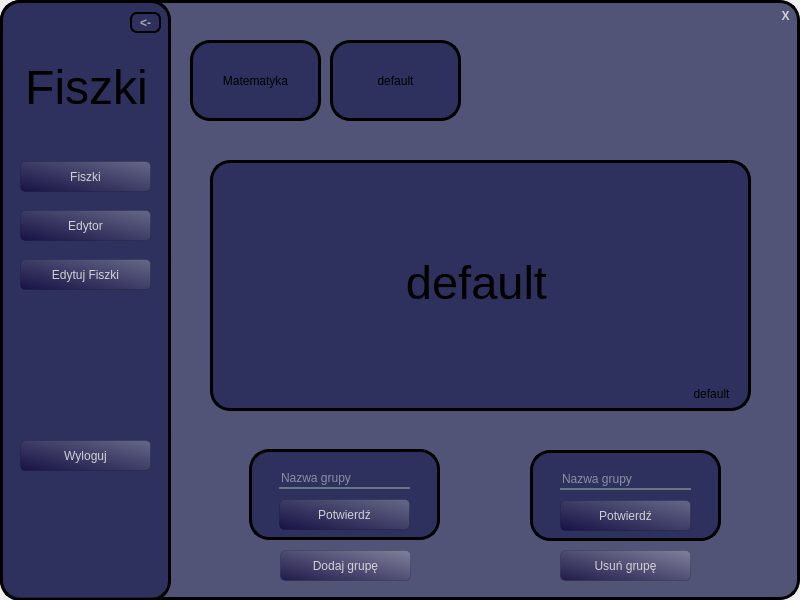
Above: app/flashcards_screen.ui from MateuszMiekicki/flashcards before the change. Below: the same form after it.
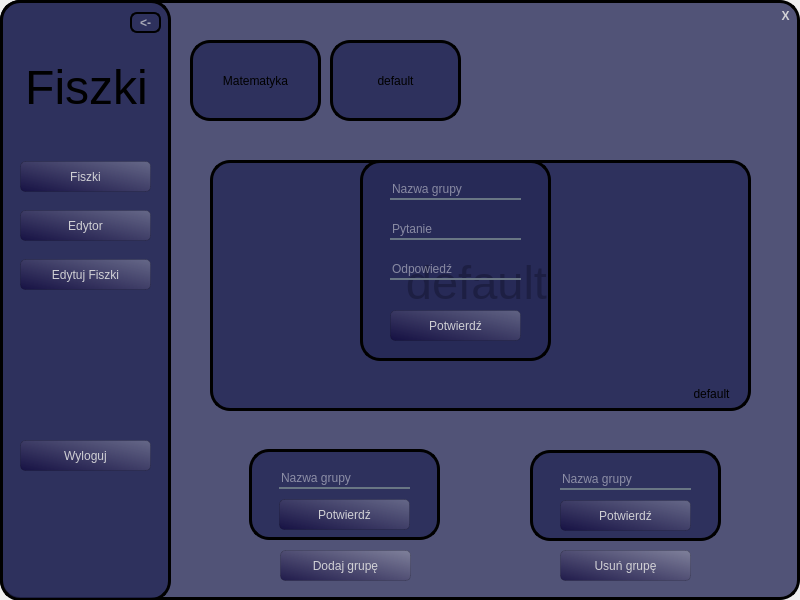
That is the form after the change. Icons and pictures are not drawn.

Diff of the .ui file:
```diff
--- a/app/flashcards_screen.ui
+++ b/app/flashcards_screen.ui
@@ -616,6 +616,126 @@
       </property>
      </widget>
     </widget>
+    <widget class="QWidget" name="addflash" native="true">
+     <property name="geometry">
+      <rect>
+       <x>360</x>
+       <y>160</y>
+       <width>191</width>
+       <height>201</height>
+      </rect>
+     </property>
+     <property name="styleSheet">
+      <string notr="true">QWidget#addflash{background-color:rgba(37, 39, 85, 200);
+border-radius: 20px;
+border:3px solid;}</string>
+     </property>
+     <widget class="QLineEdit" name="group_add">
+      <property name="geometry">
+       <rect>
+        <x>30</x>
+        <y>20</y>
+        <width>131</width>
+        <height>20</height>
+       </rect>
+      </property>
+      <property name="mouseTracking">
+       <bool>false</bool>
+      </property>
+      <property name="styleSheet">
+       <string notr="true">background-color: rgba(0, 0, 0, 0);
+border: none;
+border-bottom: 2px solid rgba(105,118, 132, 255);
+color: rgba(255,255,255,230);</string>
+      </property>
+      <property name="text">
+       <string/>
+      </property>
+      <property name="placeholderText">
+       <string>Nazwa grupy</string>
+      </property>
+     </widget>
+     <widget class="QPushButton" name="confirmbtn_4">
+      <property name="geometry">
+       <rect>
+        <x>30</x>
+        <y>150</y>
+        <width>131</width>
+        <height>31</height>
+       </rect>
+      </property>
+      <property name="styleSheet">
+       <string notr="true">QPushButton#confirmbtn_4{
+background-color: qlineargradient(spread:pad, x1:0.017, y1:0.937409, x2:1, y2:0, stop:0 rgba(17, 9, 61, 178), stop:1 rgba(255, 255, 255, 68));
+border-radius: 5px;
+color: rgba(226, 226, 226, 227);
+border: 1px solid rgba(0,0,0,0.15);
+}
+QPushButton#confirmbtn_4:hover{
+background-color: qlineargradient(spread:pad, x1:0.017, y1:0.937409, x2:1, y2:0, stop:0 rgba(17, 9, 61, 178), stop:0.295455 rgba(255, 255, 255, 68));
+color:white;
+}
+QPushButton#confirmbtn_4:pressed{
+padding-left:2px;
+padding-top:2px;
+background-color:rgb(100, 100, 132);
+}</string>
+      </property>
+      <property name="text">
+       <string>Potwierdź</string>
+      </property>
+     </widget>
+     <widget class="QLineEdit" name="question">
+      <property name="geometry">
+       <rect>
+        <x>30</x>
+        <y>60</y>
+        <width>131</width>
+        <height>20</height>
+       </rect>
+      </property>
+      <property name="mouseTracking">
+       <bool>false</bool>
+      </property>
+      <property name="styleSheet">
+       <string notr="true">background-color: rgba(0, 0, 0, 0);
+border: none;
+border-bottom: 2px solid rgba(105,118, 132, 255);
+color: rgba(255,255,255,230);</string>
+      </property>
+      <property name="text">
+       <string/>
+      </property>
+      <property name="placeholderText">
+       <string>Pytanie</string>
+      </property>
+     </widget>
+     <widget class="QLineEdit" name="answer">
+      <property name="geometry">
+       <rect>
+        <x>30</x>
+        <y>100</y>
+        <width>131</width>
+        <height>20</height>
+       </rect>
+      </property>
+      <property name="mouseTracking">
+       <bool>false</bool>
+      </property>
+      <property name="styleSheet">
+       <string notr="true">background-color: rgba(0, 0, 0, 0);
+border: none;
+border-bottom: 2px solid rgba(105,118, 132, 255);
+color: rgba(255,255,255,230);</string>
+      </property>
+      <property name="text">
+       <string/>
+      </property>
+      <property name="placeholderText">
+       <string>Odpowiedź</string>
+      </property>
+     </widget>
+    </widget>
    </widget>
   </widget>
  </widget>
```
